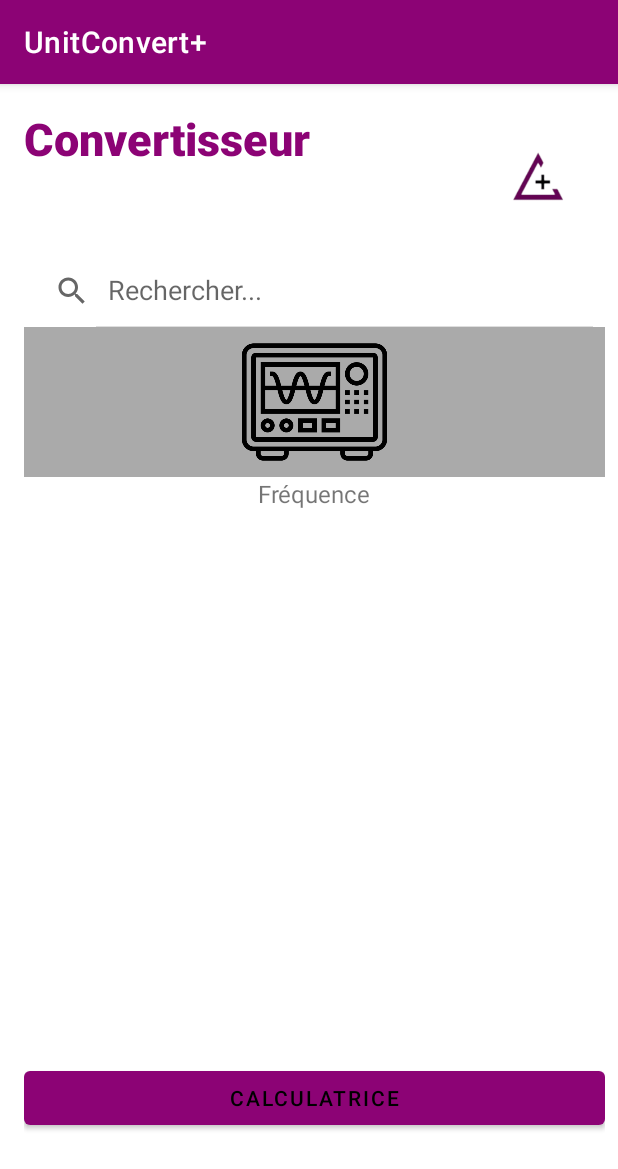
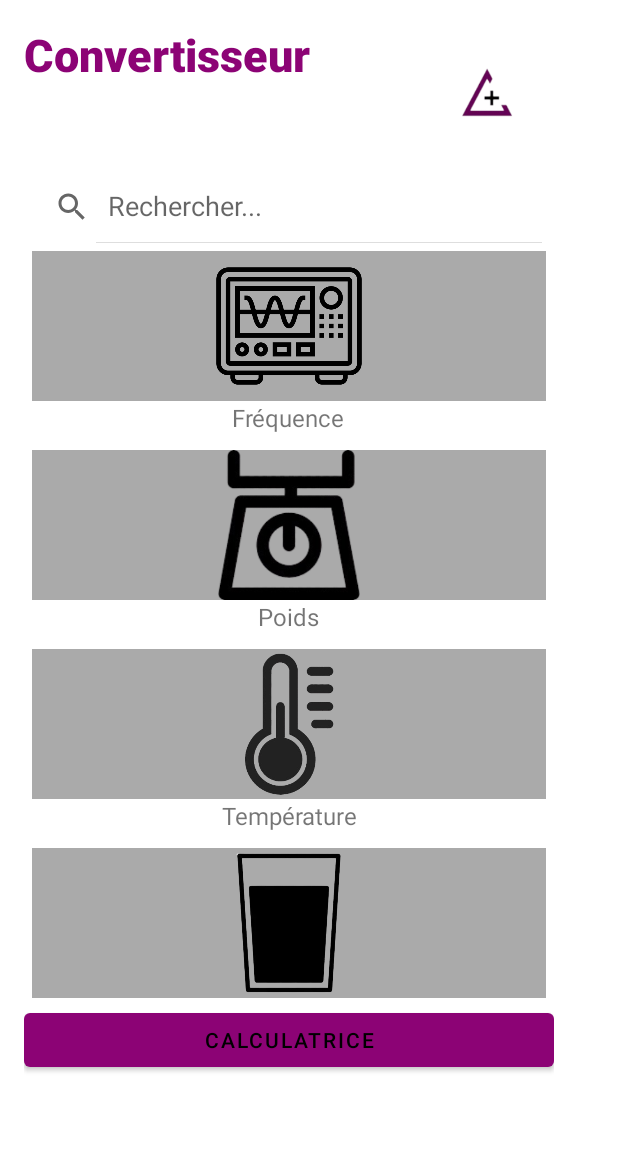
Before and after one commit to tonolinl/UnitConvertPlus, an Android app: the screen it shows after launch (MainActivity), on a phone screen of 412 x 824 dp. Shown: the top 1169 px of the screen. Run offline under Robolectric (Android 15) with nearby library versions, the phone set to English and light mode, and no system bars.

Commit message:
master, modif couleur et bouton

```diff
--- a/app/build.gradle
+++ b/app/build.gradle
@@ -36,5 +36,7 @@ dependencies {
     testImplementation 'junit:junit:4.+'
     androidTestImplementation 'androidx.test.ext:junit:1.1.1'
     androidTestImplementation 'androidx.test.espresso:espresso-core:3.2.0'
+    implementation 'androidx.recyclerview:recyclerview:1.2.0'
+
 
 }
--- a/app/src/main/java/com/example/helloworld/MainActivity.java
+++ b/app/src/main/java/com/example/helloworld/MainActivity.java
@@ -31,7 +31,7 @@ public class MainActivity extends AppCompatActivity {
 
         // Initialisation du RecyclerView
         recyclerView = findViewById(R.id.recyclerViewCategories);
-        recyclerView.setLayoutManager(new LinearLayoutManager(this));
+        recyclerView.setLayoutManager(new LinearLayoutManager(this,LinearLayoutManager.VERTICAL, false));
 
         // Configuration initiale des catégories et unités
         setupCategoryUnitMap();
--- a/app/src/main/res/layout/activity_conversion.xml
+++ b/app/src/main/res/layout/activity_conversion.xml
@@ -9,10 +9,12 @@
 
         <!-- Barre fixe -->
     <LinearLayout
-        android:layout_width="419dp"
-        android:layout_height="732dp"
+        android:layout_width="385dp"
+        android:layout_height="873dp"
         android:orientation="vertical"
-        android:padding="16dp">
+        android:padding="16dp"
+        tools:layout_editor_absoluteX="0dp"
+        tools:layout_editor_absoluteY="0dp">
 
         <!-- Ligne avec texte et image -->
         <LinearLayout
@@ -56,15 +58,17 @@
             android:queryHint="Rechercher..." />
 
         <!-- RecyclerView pour la liste -->
+
         <androidx.recyclerview.widget.RecyclerView
             android:id="@+id/recyclerViewCategories"
             android:layout_width="match_parent"
-            android:layout_height="490dp" />
+            android:layout_height="507dp" />
 
         <Button
             android:id="@+id/buttonToCalculator"
             android:layout_width="match_parent"
             android:layout_height="wrap_content"
+            android:radius="999dp"
             android:text="Calculatrice" />
 
     </LinearLayout>
--- a/app/src/main/res/layout/item_category.xml
+++ b/app/src/main/res/layout/item_category.xml
@@ -3,14 +3,15 @@
 xmlns:app="http://schemas.android.com/apk/res-auto"
 xmlns:tools="http://schemas.android.com/tools"
 android:layout_width="match_parent"
-android:layout_height="match_parent"
+android:layout_height="wrap_content"
 tools:context=".MainActivity">
 
     <LinearLayout
         android:layout_width="match_parent"
         android:layout_height="wrap_content"
         android:orientation="vertical"
-        android:gravity="center_horizontal">
+        android:gravity="center_horizontal"
+        android:padding="5dp">
 
         <!-- Bouton avec une image -->
         <ImageButton
--- a/app/src/main/res/values-night/themes.xml
+++ b/app/src/main/res/values-night/themes.xml
@@ -1,6 +1,6 @@
 <resources xmlns:tools="http://schemas.android.com/tools">
     <!-- Base application theme. -->
-    <style name="Theme.UnitConvertPlus" parent="Theme.MaterialComponents.DayNight.DarkActionBar">
+    <style name="Theme.UnitConvertPlus" parent="Theme.MaterialComponents.DayNight.NoActionBar">
         <!-- Primary brand color. -->
         <item name="colorPrimary">@color/rose_black</item>
         <item name="colorPrimaryVariant">@color/purple_700</item>
--- a/app/src/main/res/values/themes.xml
+++ b/app/src/main/res/values/themes.xml
@@ -1,6 +1,6 @@
 <resources xmlns:tools="http://schemas.android.com/tools">
     <!-- Base application theme. -->
-    <style name="Theme.UnitConvertPlus" parent="Theme.MaterialComponents.DayNight.DarkActionBar">
+    <style name="Theme.UnitConvertPlus" parent="Theme.MaterialComponents.DayNight.NoActionBar">
         <!-- Primary brand color. -->
         <item name="colorPrimary">@color/rose_white</item>
         <item name="colorPrimaryVariant">@color/purple_700</item>
```
Also changed, not shown: app/src/main/java/com/example/helloworld/ConversionActivity.java (+11 -11 lines).
